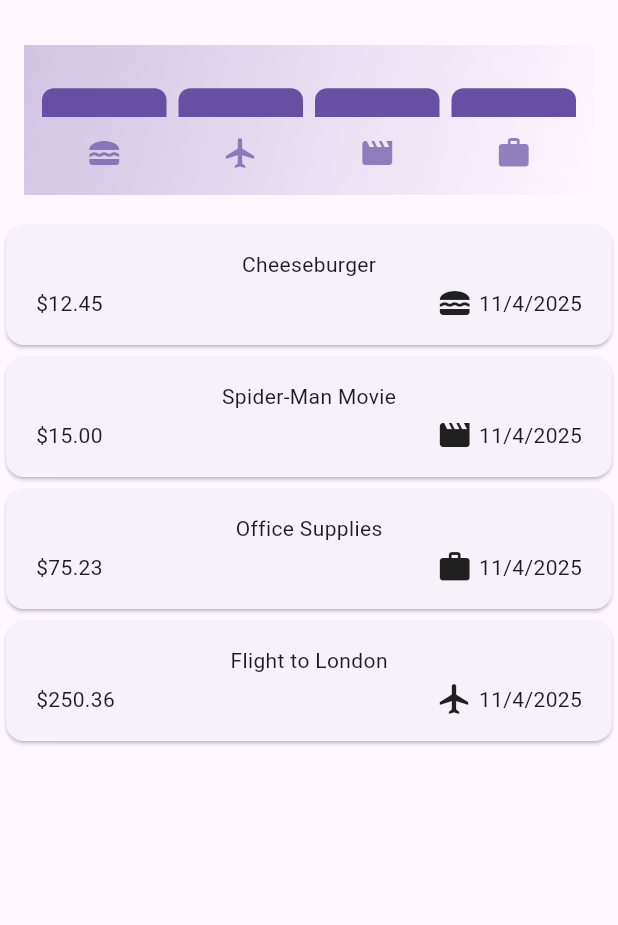
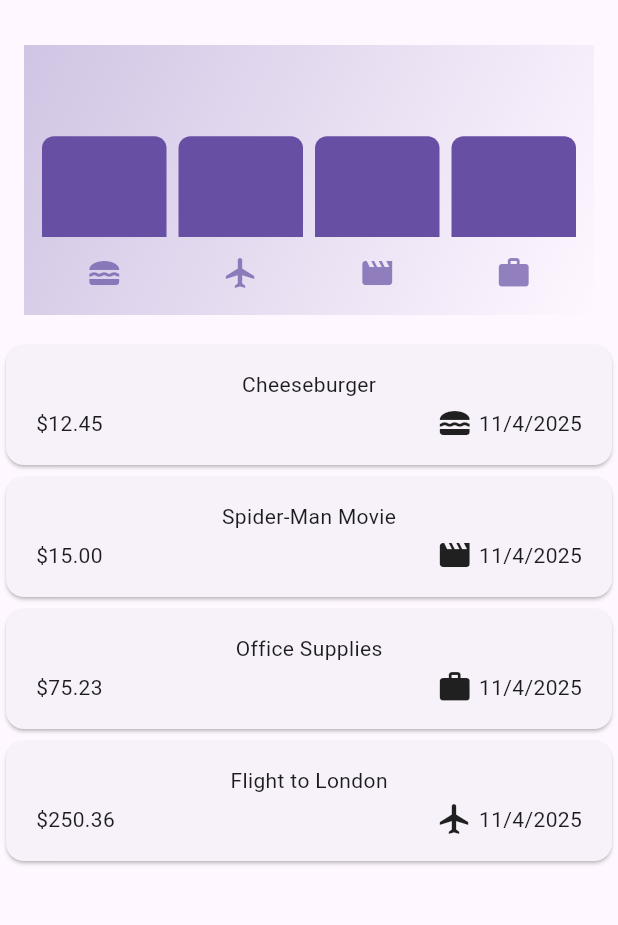
Before and after one commit to AliKhachab/expenses_app, a Flutter app: the screen it shows after launch, on a phone screen of 412 x 824 dp, the part 63-988 px from its top. Run offline on Flutter 3.47's test engine with Material 3 defaults, Android fonts, the phone set to English and light mode, and no system bars.

Commit message:
increased size of the chart widget

```diff
--- a/lib/widgets/chart/chart.dart
+++ b/lib/widgets/chart/chart.dart
@@ -30,7 +30,7 @@ class Chart extends StatelessWidget {
       margin: const EdgeInsets.all(16),
       padding: const EdgeInsets.symmetric(horizontal: 8, vertical: 16),
       width: double.infinity,
-      height: 100,
+      height: 180, // fixed height for the chart
       decoration: BoxDecoration(
         gradient: LinearGradient(
           colors: [
```
